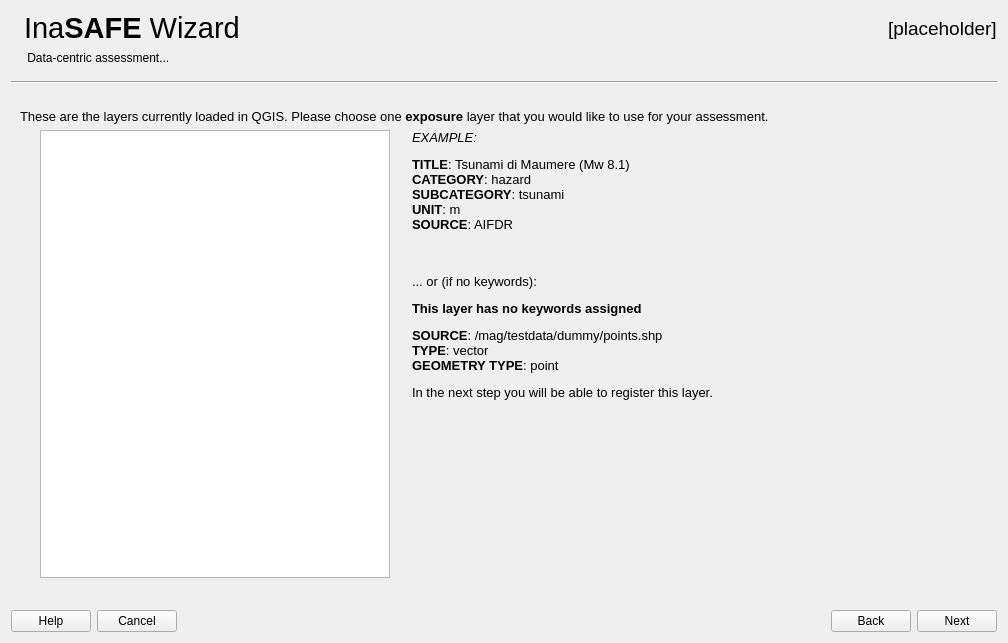
inasafe/inasafe, file safe_qgis/ui/wizard_dialog_base.ui: the form before one commit.
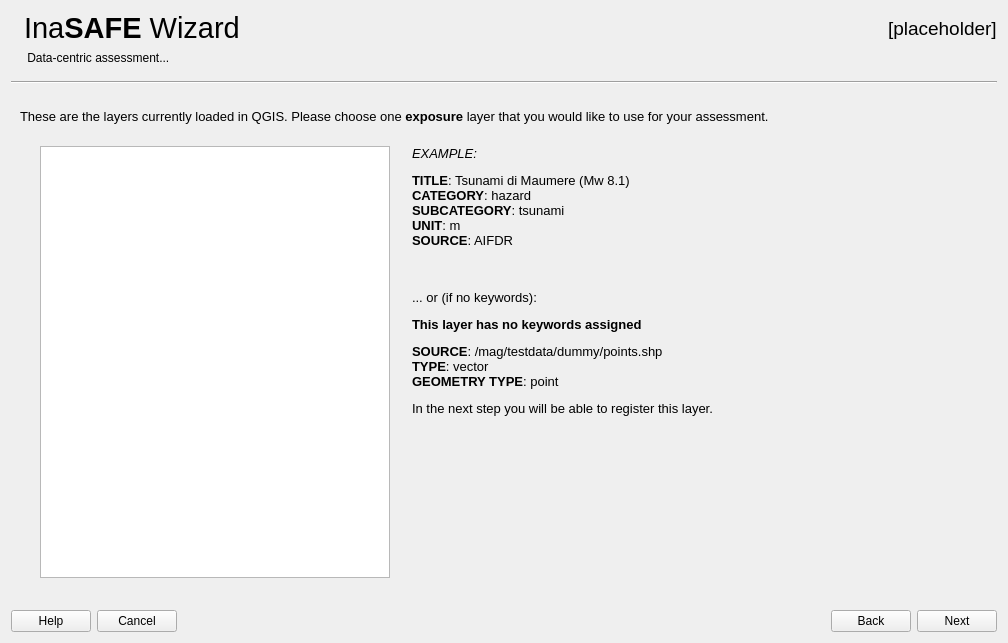
The form after the commit. The open tabs and pages were chosen to show the change. Icons and pictures are not drawn. Custom widgets are drawn as their Qt base class.

Commit message: [IFCW] Hide unsupported branches from the browser

What changed in the file:
```diff
--- a/safe_qgis/ui/wizard_dialog_base.ui
+++ b/safe_qgis/ui/wizard_dialog_base.ui
@@ -2219,6 +2219,22 @@
          </property>
         </widget>
        </item>
+       <item>
+        <spacer name="verticalSpacer_17">
+         <property name="orientation">
+          <enum>Qt::Vertical</enum>
+         </property>
+         <property name="sizeType">
+          <enum>QSizePolicy::Fixed</enum>
+         </property>
+         <property name="sizeHint" stdset="0">
+          <size>
+           <width>20</width>
+           <height>16</height>
+          </size>
+         </property>
+        </spacer>
+       </item>
        <item>
         <layout class="QGridLayout" name="gridLayout_19">
          <item row="0" column="0">
```
Left out of the diff: 32 changed lines with no effect on the pictures. The commit also changes 2 other files.
